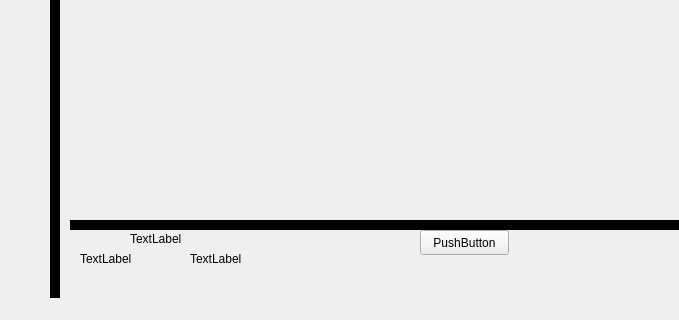
First picture: the form in mainwindow.ui, repository whitea17/dashboard-lab4, before the edit; both pictures show x 350 to 1029 and y 480 to 800 of the 1200 by 800 pixel window.
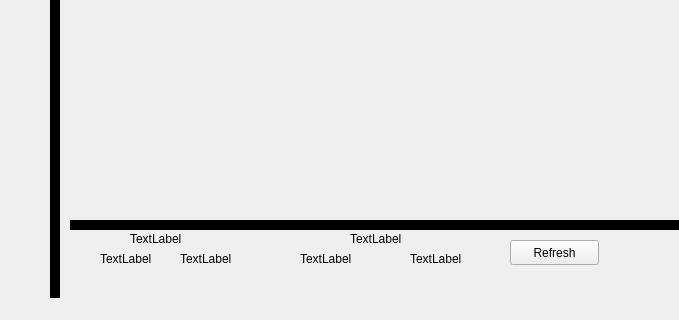
Second picture: the form after the edit.

Commit message:
Duplicated Stock api for a second stock
I really don't like the amount of duplicated code but due to
multiple thread and limitations of sending information between
them I haven't found a more elegant and clever way to reuse the
same functions but for different stocks.

```diff
--- a/mainwindow.ui
+++ b/mainwindow.ui
@@ -104,7 +104,7 @@
    <widget class="QLabel" name="stockPrice1">
     <property name="geometry">
      <rect>
-      <x>430</x>
+      <x>450</x>
       <y>730</y>
       <width>67</width>
       <height>17</height>
@@ -117,7 +117,7 @@
    <widget class="QLabel" name="stockPercent1">
     <property name="geometry">
      <rect>
-      <x>540</x>
+      <x>530</x>
       <y>730</y>
       <width>67</width>
       <height>17</height>
@@ -130,14 +130,53 @@
    <widget class="QPushButton" name="stockDown">
     <property name="geometry">
      <rect>
-      <x>770</x>
-      <y>710</y>
+      <x>860</x>
+      <y>720</y>
       <width>89</width>
       <height>25</height>
      </rect>
     </property>
     <property name="text">
-     <string>PushButton</string>
+     <string>Refresh</string>
+    </property>
+   </widget>
+   <widget class="QLabel" name="stockSym1_2">
+    <property name="geometry">
+     <rect>
+      <x>700</x>
+      <y>710</y>
+      <width>67</width>
+      <height>17</height>
+     </rect>
+    </property>
+    <property name="text">
+     <string>TextLabel</string>
+    </property>
+   </widget>
+   <widget class="QLabel" name="stockPercent1_2">
+    <property name="geometry">
+     <rect>
+      <x>760</x>
+      <y>730</y>
+      <width>67</width>
+      <height>17</height>
+     </rect>
+    </property>
+    <property name="text">
+     <string>TextLabel</string>
+    </property>
+   </widget>
+   <widget class="QLabel" name="stockPrice1_2">
+    <property name="geometry">
+     <rect>
+      <x>650</x>
+      <y>730</y>
+      <width>67</width>
+      <height>17</height>
+     </rect>
+    </property>
+    <property name="text">
+     <string>TextLabel</string>
     </property>
    </widget>
   </widget>
```
The commit also changes 4 other files.
